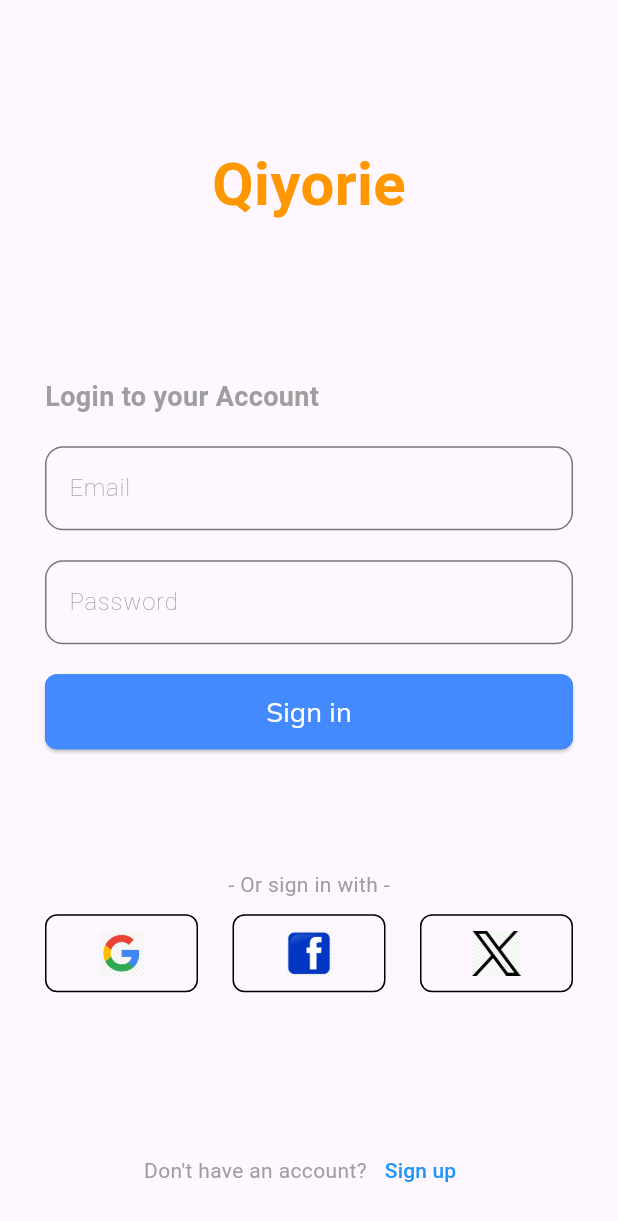
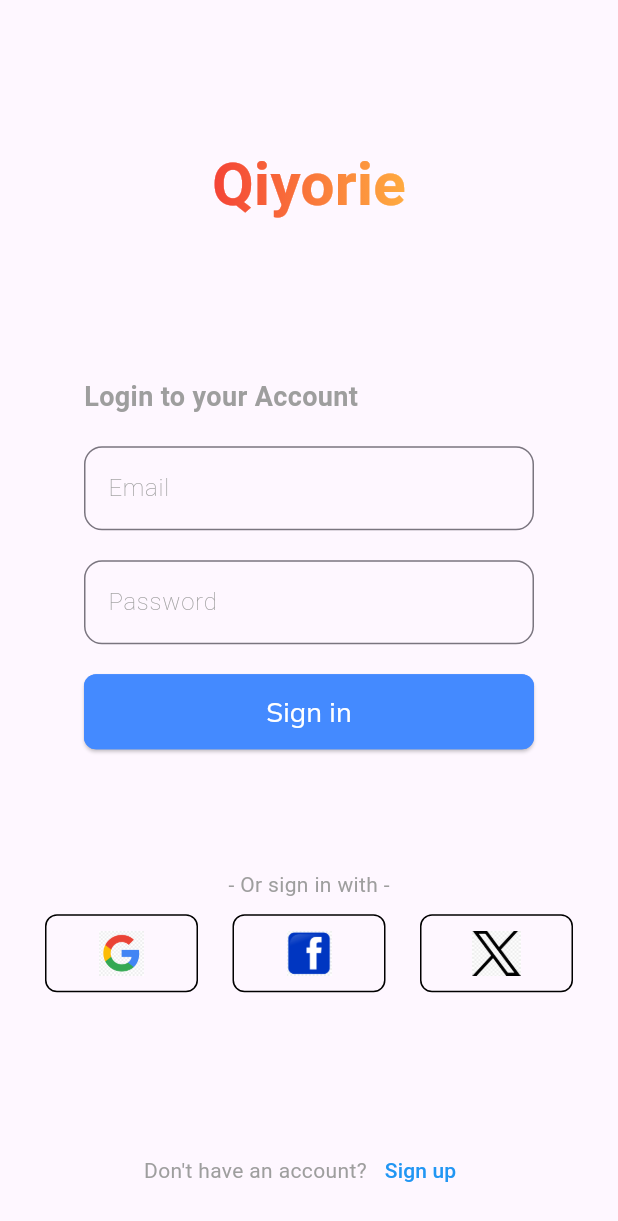
Before and after one commit to BooPassakorn/flutter_homework, a Flutter app: the screen it shows after launch, on a phone screen of 412 x 824 dp. Shown: the top 1221 px of the screen. Run offline on Flutter 3.47's test engine with Material 3 defaults, Android fonts, the phone set to English and light mode, and no system bars; our stand-ins replace get, google_fonts.

Commit message:
edit something in login_page

```diff
--- a/lib/core/config/routes.dart
+++ b/lib/core/config/routes.dart
@@ -1,22 +1,21 @@
 import 'package:flutter/material.dart';
 import 'package:flutter_ui_homework/main.dart';
+import 'package:flutter_ui_homework/src/pages/login/login_page.dart';
 import 'package:get/get.dart';
 
 class Routes {
   static const rootPage = "/";
   static const mainPage = "/main";
 
-  static Map<String, WidgetBuilder> getRoute() {
-    return <String, WidgetBuilder>{
-      mainPage: (_) => MyApp(),
-    };
-  }
-
   static List<GetPage> getPageRoute() {
     return [
       GetPage(
+        name: rootPage,
+        page: () => LoginPage(),
+      ),
+      GetPage(
         name: mainPage,
-        page: () => MyApp(),
+        page: () => MyHomePage(),
         transition: Transition.rightToLeft,
       )
     ];
--- a/lib/main.dart
+++ b/lib/main.dart
@@ -1,6 +1,7 @@
 import 'package:flutter/material.dart';
+import 'package:flutter_ui_homework/core/config/routes.dart';
 import 'package:flutter_ui_homework/core/di/di.dart';
-import 'package:flutter_ui_homework/src/pages/login_page.dart';
+import 'package:get/get.dart';
 
 void main() async {
 
@@ -13,13 +14,33 @@ class MyApp extends StatelessWidget {
 
   @override
   Widget build(BuildContext context) {
-    return MaterialApp(
+    return GetMaterialApp(
       title: 'Flutter Demo',
       theme: ThemeData(
         colorScheme: ColorScheme.fromSeed(seedColor: Colors.deepPurple),
         useMaterial3: true,
       ),
-      home: LoginPage(), // ตั้งค่า LoginPage เป็นหน้าแรก
+      // home: LoginPage(), // ตั้งค่า LoginPage เป็นหน้าแรก
+      getPages: Routes.getPageRoute(),
+      initialRoute: Routes.rootPage,
     );
   }
 }
+
+class MyHomePage extends StatelessWidget {
+  const MyHomePage({super.key});
+
+  @override
+  Widget build(BuildContext context) {
+    return Scaffold(
+      body: SafeArea(
+        child: Column(
+          crossAxisAlignment: CrossAxisAlignment.start,
+          children: <Widget>[
+            const Text("Test")
+          ],
+        ),
+      ),
+    );
+  }
+}
--- /dev/null
+++ b/lib/src/pages/login/login_page.dart
@@ -0,0 +1,178 @@
+import 'package:flutter/material.dart';
+import 'package:flutter_ui_homework/core/di/auth_controller.dart';
+import 'package:flutter_ui_homework/core/theme/theme.dart';
+import 'package:flutter_ui_homework/core/widget/extentions.dart';
+import 'package:get/get.dart';
+
+class LoginPage extends StatelessWidget {
+  LoginPage({Key? key}) : super(key: key);
+
+  final _authController = Get.find<AuthController>();
+
+  @override
+  Widget build(BuildContext context) {
+    return Scaffold(
+      body: SafeArea(
+        child: Padding(
+          padding: const EdgeInsets.symmetric(horizontal: 30.0),
+          child: Column(
+            children: [
+              Spacer(), //ดันให้อยู่ตรงกลางของหน้าจอ
+              Column(
+                mainAxisAlignment: MainAxisAlignment.center,
+                children: [
+                  ShaderMask(
+                    shaderCallback: (bounds) => LinearGradient(
+                      colors: [Colors.red, Colors.orangeAccent], //กำหนดสีของ
+                      begin: Alignment.topLeft,
+                      end: Alignment.topRight,
+                    ).createShader(bounds),
+                    child: Text(
+                      "Qiyorie",
+                      style: TextStyle(
+                        fontSize: 40,
+                        fontWeight: FontWeight.bold,
+                        color: Colors.white, //ต้องกำหนดเป็นสีขาวเพื่อให้ Shader แสดงผล
+                      ),
+                    ),
+                  ),
+                  SizedBox(height: 100),
+                  SizedBox(
+                    width: 300,
+                    child: Column(
+                      crossAxisAlignment: CrossAxisAlignment.start,
+                      children: [
+                        Align(
+                          alignment: Alignment.centerLeft,
+                          child: Text(
+                            "Login to your Account",
+                            style: TextStyle(
+                              fontSize: 18,
+                              fontWeight: FontWeight.w600,
+                              color: Colors.grey,
+                            ),
+                          ),
+                        ),
+                      ],
+                    ),
+                  ),
+                  SizedBox(height: 20),
+                  SizedBox(
+                    width: 300, //ความยาวกล่อง
+                    child: TextField(
+                      decoration: InputDecoration(
+                        border: OutlineInputBorder(
+                          borderRadius:
+                              BorderRadius.circular(12),
+                        ),
+                        hintText: "Email",
+                        hintStyle: TextStyle(
+                          fontWeight: FontWeight.w200,
+                          color: Colors.grey,
+                          fontSize: 16,
+                        ),
+                      ),
+                    ),
+                  ),
+                  SizedBox(height: 20),
+                  SizedBox(
+                    width: 300,
+                    child: TextField(
+                      decoration: InputDecoration(
+                        border: OutlineInputBorder(
+                          borderRadius:
+                              BorderRadius.circular(12),
+                        ),
+                        hintText: "Password",
+                        hintStyle: TextStyle(
+                          fontWeight: FontWeight.w200,
+                          color: Colors.grey,
+                          fontSize: 16,
+                        ),
+                      ),
+                    ),
+                  ),
+                  SizedBox(height: 20),
+                  _loginButton(),
+                  SizedBox(height: 80),
+                  Text("- Or sign in with -",
+                      style: TextStyle(color: Colors.grey)),
+                  SizedBox(height: 10),
+                  Row(
+                    mainAxisAlignment: MainAxisAlignment.spaceBetween,
+                    children: [
+                      _socialButton("assets/google.png"),
+                      SizedBox(width: 10),
+                      _socialButton("assets/facebook.png"),
+                      SizedBox(width: 10),
+                      _socialButton("assets/x.png"),
+                    ],
+                  ),
+                ],
+              ),
+              Spacer(), //เอา "Don't have an account? Sign up" ไปข้างล่าง
+              Row(
+                mainAxisAlignment: MainAxisAlignment.center,
+                children: [
+                  Text(
+                    "Don't have an account?",
+                    style: TextStyle(color: Colors.grey),
+                  ),
+                  TextButton(
+                    onPressed: () {},
+                    child:
+                        Text("Sign up", style: TextStyle(color: Colors.blue)),
+                  ),
+                ],
+              ),
+              SizedBox(height: 20),
+            ],
+          ),
+        ),
+      ),
+    );
+  }
+
+  Widget _loginButton() {
+    return SizedBox(
+      width: 300,
+      height: 50,
+      child: ElevatedButton(
+        onPressed: () {
+          _authController.bypassLogin();
+          // Get.toNamed(Routes.mainPage);
+        },
+        style: ButtonStyle(
+          backgroundColor:
+          WidgetStateProperty.all<Color>(Colors.blueAccent),
+          shape: WidgetStateProperty.all<RoundedRectangleBorder>(
+            RoundedRectangleBorder(
+              borderRadius: BorderRadius.circular(8.0),
+              side: const BorderSide(color: Colors.blueAccent),
+            ),
+          ),
+        ),
+        child: TitleText(
+          text: "Sign in",
+          fontWeight: FontWeight.w400,
+          color: Colors.white,
+        ),
+      ),
+    ).ripple(() {}, borderRadius: const BorderRadius.all(Radius.circular(13)));
+  }
+
+  Widget _socialButton(String assetPath) {
+    return Container(
+      padding: EdgeInsets.all(10),
+      decoration: BoxDecoration(
+        border: Border.all(color: Colors.black),
+        borderRadius: BorderRadius.circular(8),
+      ),
+      child: Image.asset(
+        assetPath,
+        width: 80,
+        height: 30,
+      ),
+    ).ripple(() {}, borderRadius: const BorderRadius.all(Radius.circular(13)));
+  }
+}
--- a/lib/src/pages/login_page.dart
+++ /dev/null
@@ -1,159 +0,0 @@
-import 'package:flutter/material.dart';
-import 'package:flutter_ui_homework/core/di/auth_controller.dart';
-import 'package:flutter_ui_homework/core/theme/theme.dart';
-import 'package:get/get.dart';
-
-class LoginPage extends StatelessWidget {
-  LoginPage({Key? key}) : super(key: key);
-
-  final _authController = Get.find<AuthController>();
-
-  @override
-  Widget build(BuildContext context) {
-    return Scaffold(
-      body: SafeArea(
-        child: Padding(
-          padding: const EdgeInsets.symmetric(horizontal: 30.0),
-          child: Column(
-            children: [
-              Spacer(), // ดันเนื้อหาหลักให้อยู่ตรงกลางของหน้าจอ
-              Column(
-                mainAxisAlignment: MainAxisAlignment.center,
-                children: [
-                  Text(
-                    "Qiyorie",
-                    style: TextStyle(
-                      fontSize: 40,
-                      fontWeight: FontWeight.bold,
-                      color: Colors.orange,
-                    ),
-                  ),
-                  SizedBox(height: 100),
-                  Column(
-                    crossAxisAlignment: CrossAxisAlignment.start,
-                    children: [
-                      Align(
-                        alignment: Alignment.centerLeft,
-                        child: Text(
-                          "Login to your Account",
-                          style: TextStyle(
-                            fontSize: 18,
-                            fontWeight: FontWeight.w600,
-                            color: Colors.grey,
-                          ),
-                        ),
-                      ),
-                    ],
-                  ),
-                  SizedBox(height: 20),
-                  TextField(
-                    decoration: InputDecoration(
-                      border: OutlineInputBorder(
-                        borderRadius:
-                            BorderRadius.circular(12),
-                      ),
-                      hintText: "Email",
-                      hintStyle: TextStyle(
-                        fontWeight: FontWeight.w200,
-                        color: Colors.grey,
-                        fontSize: 16,
-                      ),
-                    ),
-                  ),
-                  SizedBox(height: 20),
-                  TextField(
-                    decoration: InputDecoration(
-                      border: OutlineInputBorder(
-                        borderRadius:
-                            BorderRadius.circular(12),
-                      ),
-                      hintText: "Password",
-                      hintStyle: TextStyle(
-                        fontWeight: FontWeight.w200,
-                        color: Colors.grey,
-                        fontSize: 16,
-                      ),
-                    ),
-                  ),
-                  SizedBox(height: 20),
-                  _loginButton(),
-                  SizedBox(height: 80),
-                  Text("- Or sign in with -",
-                      style: TextStyle(color: Colors.grey)),
-                  SizedBox(height: 10),
-                  Row(
-                    mainAxisAlignment: MainAxisAlignment.spaceBetween,
-                    children: [
-                      _socialButton("assets/google.png"),
-                      SizedBox(width: 10),
-                      _socialButton("assets/facebook.png"),
-                      SizedBox(width: 10),
-                      _socialButton("assets/x.png"),
-                    ],
-                  ),
-                ],
-              ),
-              Spacer(), // ดัน "Don't have an account? Sign up" ไปด้านล่าง
-              Row(
-                mainAxisAlignment: MainAxisAlignment.center,
-                children: [
-                  Text(
-                    "Don't have an account?",
-                    style: TextStyle(color: Colors.grey),
-                  ),
-                  TextButton(
-                    onPressed: () {},
-                    child:
-                        Text("Sign up", style: TextStyle(color: Colors.blue)),
-                  ),
-                ],
-              ),
-              SizedBox(height: 20),
-            ],
-          ),
-        ),
-      ),
-    );
-  }
-
-  Widget _loginButton() {
-    return SizedBox(
-      width: double.infinity,
-      height: 50,
-      child: ElevatedButton(
-          onPressed: () {
-            _authController.bypassLogin();
-          },
-          style: ButtonStyle(
-            backgroundColor:
-                MaterialStateProperty.all<Color>(Colors.blueAccent),
-            shape: MaterialStateProperty.all<RoundedRectangleBorder>(
-              RoundedRectangleBorder(
-                borderRadius: BorderRadius.circular(8.0),
-                side: const BorderSide(color: Colors.blueAccent),
-              ),
-            ),
-          ),
-          child: TitleText(
-            text: "Sign in",
-            fontWeight: FontWeight.w400,
-            color: Colors.white,
-          )),
-    );
-  }
-
-  Widget _socialButton(String assetPath) {
-    return Container(
-      padding: EdgeInsets.all(10),
-      decoration: BoxDecoration(
-        border: Border.all(color: Colors.black),
-        borderRadius: BorderRadius.circular(8),
-      ),
-      child: Image.asset(
-        assetPath,
-        width: 80,
-        height: 30,
-      ),
-    );
-  }
-}
```
Also changed, not shown: lib/core/di/auth_controller.dart (+3 -4 lines), lib/core/lifecycle/lifecycle_listener.dart (added, +47 -0 lines), lib/core/widget/navigation_bar.dart (added, +10 -0 lines), lib/src/pages/main/main_content.dart (added, +10 -0 lines).
